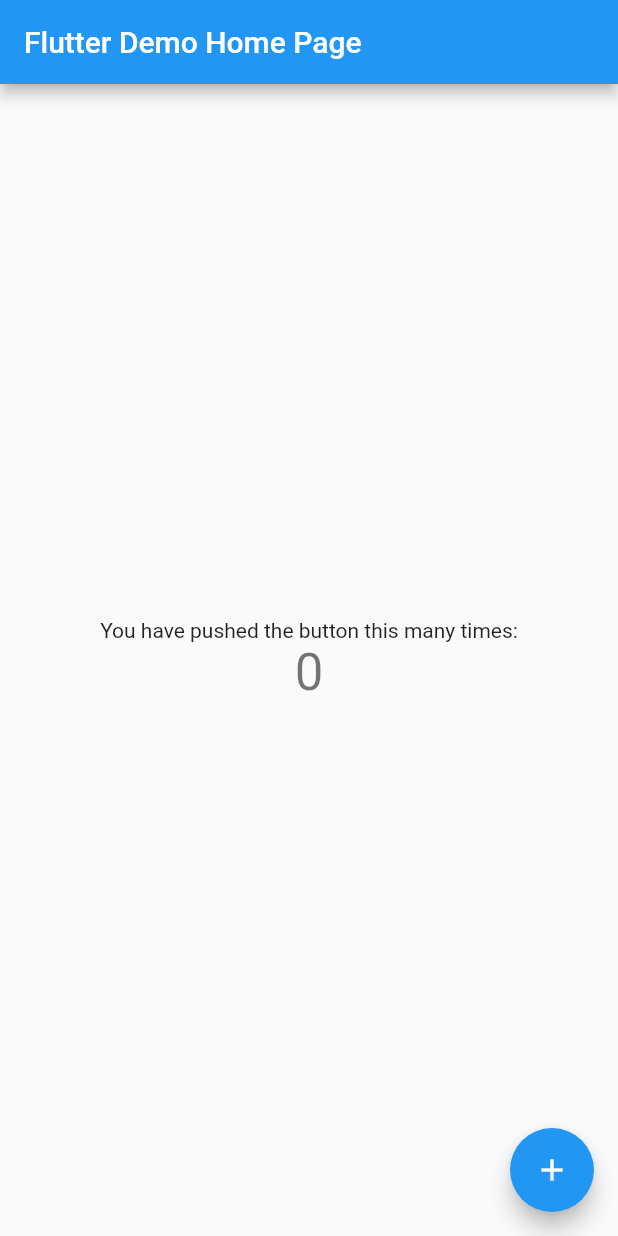
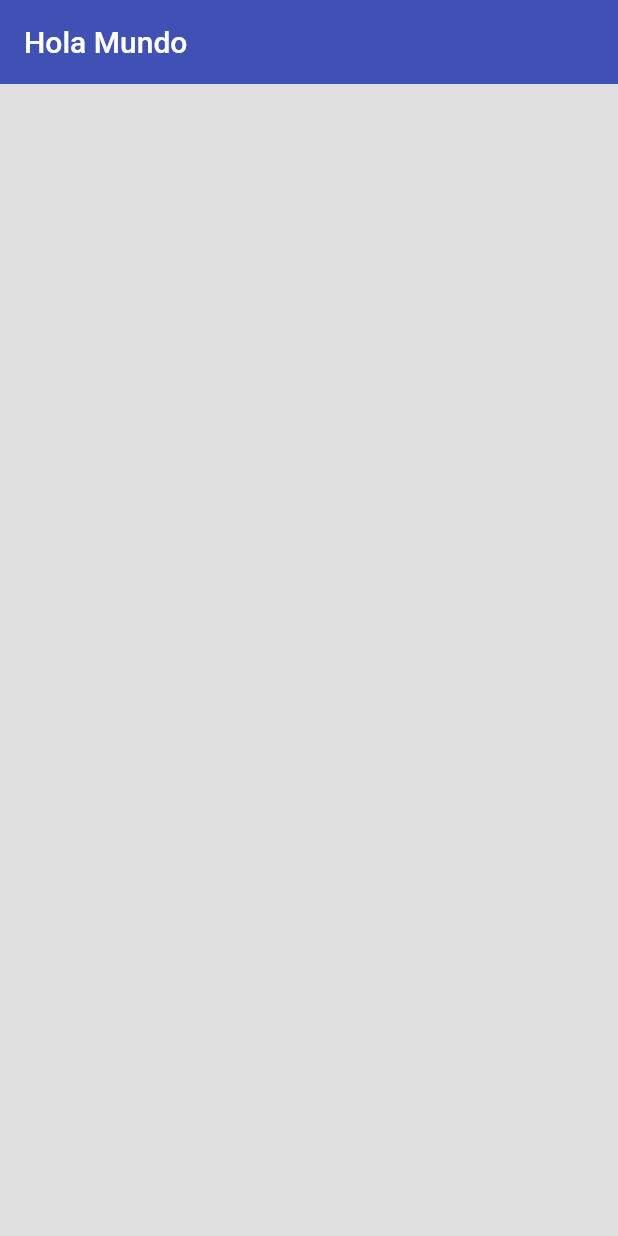
Before and after one commit to ElianHuanca/photo_market_flutter, a Flutter app: the screen it shows after launch, on a phone screen of 412 x 824 dp. Run offline on Flutter 3.47's test engine with Material 2 defaults, Android fonts, the phone set to English and light mode, and no system bars.

```diff
--- a/lib/main.dart
+++ b/lib/main.dart
@@ -1,115 +1,26 @@
 import 'package:flutter/material.dart';
+import 'package:photo_market/screens/screens.dart';
 
-void main() {
-  runApp(const MyApp());
-}
+void main() => runApp(const MyApp());
 
 class MyApp extends StatelessWidget {
-  const MyApp({Key? key}) : super(key: key);
+  const MyApp({super.key});
 
-  // This widget is the root of your application.
   @override
   Widget build(BuildContext context) {
     return MaterialApp(
-      title: 'Flutter Demo',
-      theme: ThemeData(
-        // This is the theme of your application.
-        //
-        // Try running your application with "flutter run". You'll see the
-        // application has a blue toolbar. Then, without quitting the app, try
-        // changing the primarySwatch below to Colors.green and then invoke
-        // "hot reload" (press "r" in the console where you ran "flutter run",
-        // or simply save your changes to "hot reload" in a Flutter IDE).
-        // Notice that the counter didn't reset back to zero; the application
-        // is not restarted.
-        primarySwatch: Colors.blue,
-      ),
-      home: const MyHomePage(title: 'Flutter Demo Home Page'),
+      debugShowCheckedModeBanner: false,
+      title: 'Photo Market',
+      initialRoute: 'home',
+      routes: {
+        'home': (_) => HomeScreen(),
+      },
+      //scaffoldMessengerKey: NotificationsService.messengerKey,
+      theme: ThemeData.light().copyWith(
+          scaffoldBackgroundColor: Colors.grey[300],
+          appBarTheme: const AppBarTheme(elevation: 0, color: Colors.indigo),
+          floatingActionButtonTheme: const FloatingActionButtonThemeData(
+              backgroundColor: Colors.indigo, elevation: 0)),
     );
   }
 }
-
-class MyHomePage extends StatefulWidget {
-  const MyHomePage({Key? key, required this.title}) : super(key: key);
-
-  // This widget is the home page of your application. It is stateful, meaning
-  // that it has a State object (defined below) that contains fields that affect
-  // how it looks.
-
-  // This class is the configuration for the state. It holds the values (in this
-  // case the title) provided by the parent (in this case the App widget) and
-  // used by the build method of the State. Fields in a Widget subclass are
-  // always marked "final".
-
-  final String title;
-
-  @override
-  State<MyHomePage> createState() => _MyHomePageState();
-}
-
-class _MyHomePageState extends State<MyHomePage> {
-  int _counter = 0;
-
-  void _incrementCounter() {
-    setState(() {
-      // This call to setState tells the Flutter framework that something has
-      // changed in this State, which causes it to rerun the build method below
-      // so that the display can reflect the updated values. If we changed
-      // _counter without calling setState(), then the build method would not be
-      // called again, and so nothing would appear to happen.
-      _counter++;
-    });
-  }
-
-  @override
-  Widget build(BuildContext context) {
-    // This method is rerun every time setState is called, for instance as done
-    // by the _incrementCounter method above.
-    //
-    // The Flutter framework has been optimized to make rerunning build methods
-    // fast, so that you can just rebuild anything that needs updating rather
-    // than having to individually change instances of widgets.
-    return Scaffold(
-      appBar: AppBar(
-        // Here we take the value from the MyHomePage object that was created by
-        // the App.build method, and use it to set our appbar title.
-        title: Text(widget.title),
-      ),
-      body: Center(
-        // Center is a layout widget. It takes a single child and positions it
-        // in the middle of the parent.
-        child: Column(
-          // Column is also a layout widget. It takes a list of children and
-          // arranges them vertically. By default, it sizes itself to fit its
-          // children horizontally, and tries to be as tall as its parent.
-          //
-          // Invoke "debug painting" (press "p" in the console, choose the
-          // "Toggle Debug Paint" action from the Flutter Inspector in Android
-          // Studio, or the "Toggle Debug Paint" command in Visual Studio Code)
-          // to see the wireframe for each widget.
-          //
-          // Column has various properties to control how it sizes itself and
-          // how it positions its children. Here we use mainAxisAlignment to
-          // center the children vertically; the main axis here is the vertical
-          // axis because Columns are vertical (the cross axis would be
-          // horizontal).
-          mainAxisAlignment: MainAxisAlignment.center,
-          children: <Widget>[
-            const Text(
-              'You have pushed the button this many times:',
-            ),
-            Text(
-              '$_counter',
-              style: Theme.of(context).textTheme.headline4,
-            ),
-          ],
-        ),
-      ),
-      floatingActionButton: FloatingActionButton(
-        onPressed: _incrementCounter,
-        tooltip: 'Increment',
-        child: const Icon(Icons.add),
-      ), // This trailing comma makes auto-formatting nicer for build methods.
-    );
-  }
-}
--- /dev/null
+++ b/lib/screens/HomeScreen.dart
@@ -0,0 +1,14 @@
+import 'package:flutter/material.dart';
+
+class HomeScreen extends StatelessWidget {
+  const HomeScreen({super.key});
+
+  @override
+  Widget build(BuildContext context) {
+    return Scaffold(
+      appBar: AppBar(
+        title: const Text('Hola Mundo'),
+      ),
+    );
+  }
+}
--- /dev/null
+++ b/lib/screens/screens.dart
@@ -0,0 +1 @@
+export 'package:photo_market/screens/HomeScreen.dart';
```
Also changed, not shown: pubspec.lock.
